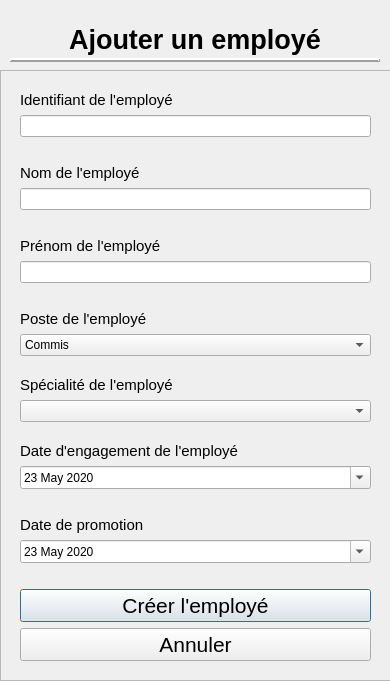
Old version of the form UI/Ajouter_Employe.ui in the repository LePerron/Application-gestion-employes-projet-session-2023.
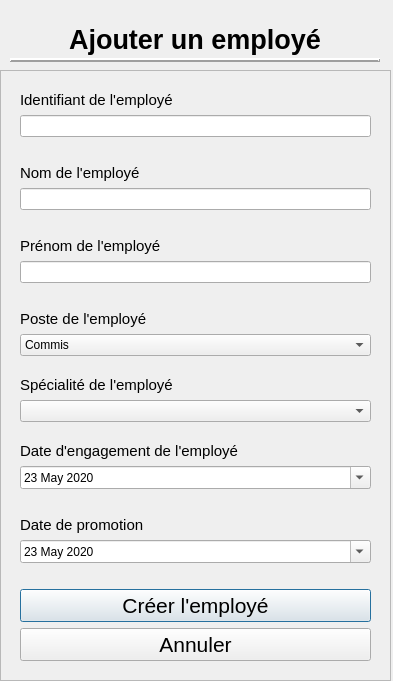
New version of the form.

The edit to the form file:
```diff
--- a/UI/Ajouter_Employe.ui
+++ b/UI/Ajouter_Employe.ui
@@ -6,7 +6,7 @@
    <rect>
     <x>0</x>
     <y>0</y>
-    <width>390</width>
+    <width>393</width>
     <height>681</height>
    </rect>
   </property>
```
